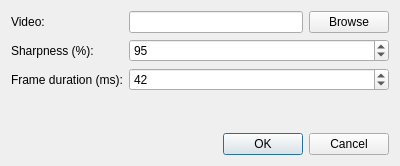
First picture: the form in video_dialog.ui, repository FilePhil/blinkgui, before the edit.
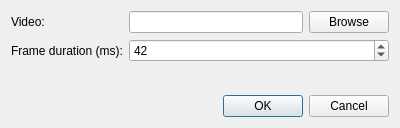
Second picture: the form after the edit.

Commit message: removed not needed setting form the video dialog

Diff of the .ui file:
```diff
--- a/video_dialog.ui
+++ b/video_dialog.ui
@@ -7,13 +7,23 @@
     <x>0</x>
     <y>0</y>
     <width>400</width>
-    <height>166</height>
+    <height>128</height>
    </rect>
   </property>
   <property name="windowTitle">
    <string>Convert Video</string>
   </property>
   <layout class="QGridLayout" name="gridLayout">
+   <item row="2" column="0">
+    <widget class="QDialogButtonBox" name="buttonBox">
+     <property name="orientation">
+      <enum>Qt::Horizontal</enum>
+     </property>
+     <property name="standardButtons">
+      <set>QDialogButtonBox::Cancel|QDialogButtonBox::Ok</set>
+     </property>
+    </widget>
+   </item>
    <item row="0" column="0">
     <layout class="QFormLayout" name="formLayout">
      <property name="fieldGrowthPolicy">
@@ -41,45 +51,13 @@
       </layout>
      </item>
      <item row="1" column="0">
-      <widget class="QLabel" name="sharpnessLabel">
-       <property name="text">
-        <string>Sharpness (%):</string>
-       </property>
-      </widget>
-     </item>
-     <item row="1" column="1">
-      <widget class="QSpinBox" name="sharpnessSpin">
-       <property name="sizePolicy">
-        <sizepolicy hsizetype="Expanding" vsizetype="Fixed">
-         <horstretch>0</horstretch>
-         <verstretch>0</verstretch>
-        </sizepolicy>
-       </property>
-       <property name="cursor">
-        <cursorShape>ArrowCursor</cursorShape>
-       </property>
-       <property name="minimum">
-        <number>1</number>
-       </property>
-       <property name="maximum">
-        <number>100</number>
-       </property>
-       <property name="singleStep">
-        <number>10</number>
-       </property>
-       <property name="value">
-        <number>95</number>
-       </property>
-      </widget>
-     </item>
-     <item row="2" column="0">
       <widget class="QLabel" name="label_3">
        <property name="text">
         <string>Frame duration (ms):</string>
        </property>
       </widget>
      </item>
-     <item row="2" column="1">
+     <item row="1" column="1">
       <widget class="QSpinBox" name="durationSpin">
        <property name="sizePolicy">
         <sizepolicy hsizetype="Expanding" vsizetype="Fixed">
@@ -100,16 +78,6 @@
      </item>
     </layout>
    </item>
-   <item row="1" column="0">
-    <widget class="QDialogButtonBox" name="buttonBox">
-     <property name="orientation">
-      <enum>Qt::Horizontal</enum>
-     </property>
-     <property name="standardButtons">
-      <set>QDialogButtonBox::Cancel|QDialogButtonBox::Ok</set>
-     </property>
-    </widget>
-   </item>
   </layout>
  </widget>
  <tabstops>
```
Left out of the diff: 2 changed lines with no effect on the pictures. The commit also changes 2 other files.
